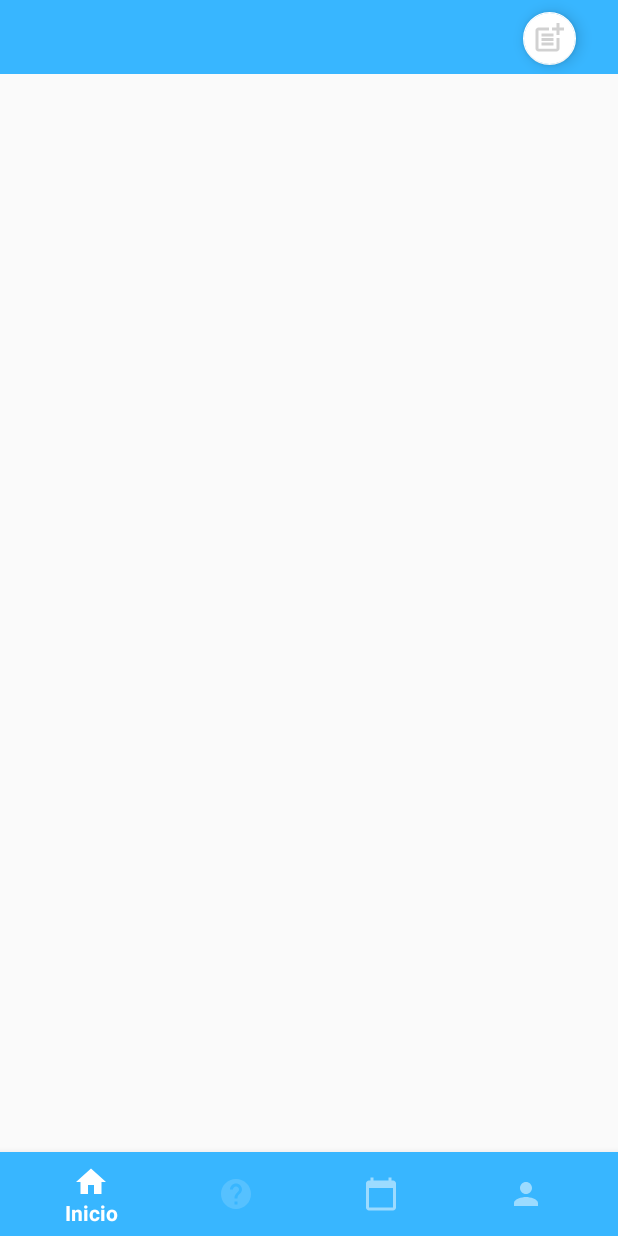
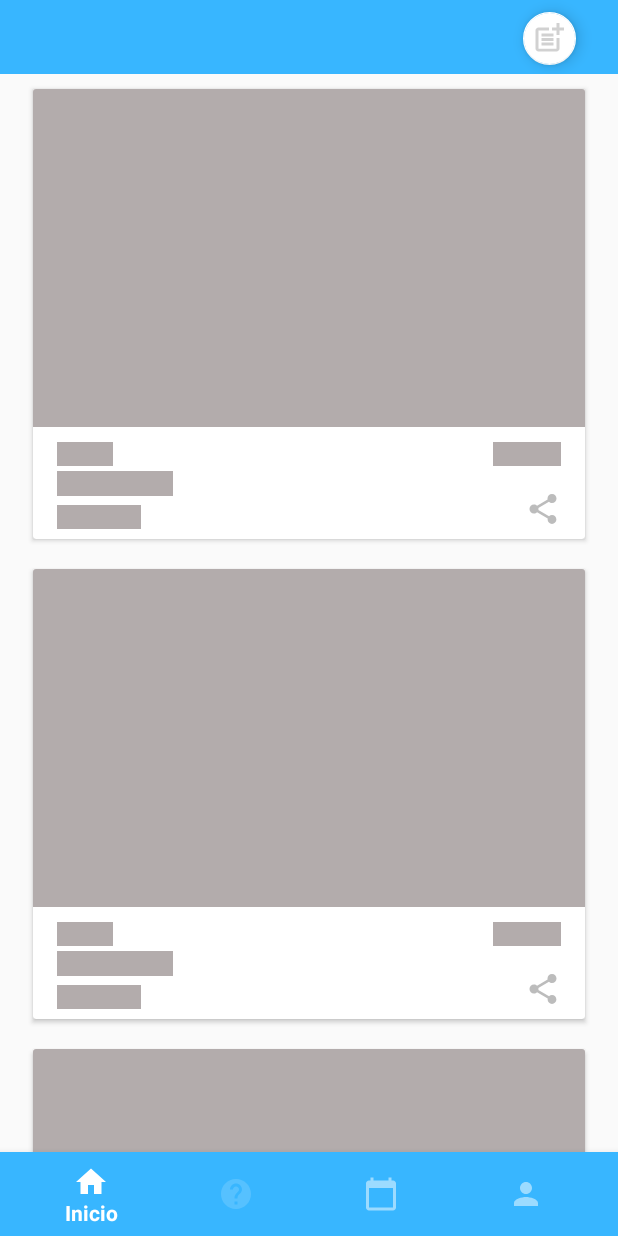
Before and after one commit to cobuci/orgwork, an Android app: the HomeFragmentADM screen opened directly, with no data from a screen before it, on a phone screen of 412 x 824 dp. Run offline under Robolectric (Android 15) with nearby library versions, the phone set to English and light mode, and no system bars; our stand-ins replace Firebase (no records; nobody signed in at launch, a user with empty details on screens opened directly), Picasso, Shimmer; pictures from the network do not load.

Commit message:
Shimmer Homepage

```diff
--- a/app/build.gradle
+++ b/app/build.gradle
@@ -49,6 +49,9 @@ dependencies {
     // Recommended: Add the Firebase SDK for Google Analytics.
     implementation 'com.google.firebase:firebase-analytics:17.2.3'
 
+    // Shimmer
+    implementation 'com.facebook.shimmer:shimmer:0.5.0'
+
     // Add the Firebase SDK for Crashlytics.
     implementation 'com.google.firebase:firebase-crashlytics:17.0.0-beta01'
     implementation 'androidx.cardview:cardview:1.0.0'
--- a/app/src/main/java/Activity/Fragment/HomeFragment.java
+++ b/app/src/main/java/Activity/Fragment/HomeFragment.java
@@ -11,6 +11,7 @@ import androidx.fragment.app.Fragment;
 import androidx.recyclerview.widget.LinearLayoutManager;
 import androidx.recyclerview.widget.RecyclerView;
 
+import com.facebook.shimmer.ShimmerFrameLayout;
 import com.google.firebase.auth.FirebaseAuth;
 import com.google.firebase.auth.FirebaseUser;
 import com.google.firebase.database.DataSnapshot;
@@ -34,6 +35,8 @@ public class HomeFragment extends Fragment {
     private FirebaseAuth auth;
     private FirebaseUser user;
 
+    private ShimmerFrameLayout shimmerFrameLayout;
+
     private RecyclerView mRecyclerView;
     private BlogAdapter adapter;
     private List<Blog> blogs;
@@ -48,6 +51,8 @@ public class HomeFragment extends Fragment {
         View view = inflater.inflate(R.layout.fragment_home, container, false);
 
 
+        shimmerFrameLayout = view.findViewById(R.id.layout_shimmer_homeAdm);
+        shimmerFrameLayout.startShimmer();
 
 
 
@@ -83,6 +88,9 @@ public class HomeFragment extends Fragment {
 
                     blogs.add(todosPosts);
 
+                    mRecyclerView.setVisibility(View.VISIBLE);
+                    shimmerFrameLayout.stopShimmer();
+                    shimmerFrameLayout.setVisibility(View.GONE);
 
                 }
 
--- a/app/src/main/java/Activity/Fragment/HomeFragmentADM.java
+++ b/app/src/main/java/Activity/Fragment/HomeFragmentADM.java
@@ -25,6 +25,7 @@ import androidx.fragment.app.Fragment;
 import androidx.recyclerview.widget.LinearLayoutManager;
 import androidx.recyclerview.widget.RecyclerView;
 
+import com.facebook.shimmer.ShimmerFrameLayout;
 import com.google.android.gms.tasks.OnFailureListener;
 import com.google.android.gms.tasks.OnSuccessListener;
 import com.google.android.material.floatingactionbutton.FloatingActionButton;
@@ -54,7 +55,7 @@ import static android.app.Activity.RESULT_OK;
 public class HomeFragmentADM extends Fragment {
 
 
-
+    private ShimmerFrameLayout shimmerFrameLayout;
     private FirebaseAuth auth;
     private FirebaseUser user;
     private FloatingActionButton btnNovoPost;
@@ -82,6 +83,9 @@ public class HomeFragmentADM extends Fragment {
         View view = inflater.inflate(R.layout.fragment_home_adm, container, false);
 
 
+        shimmerFrameLayout = view.findViewById(R.id.layout_shimmer_homeAdm);
+        shimmerFrameLayout.startShimmer();
+
         // ini popup
         iniPopup();
         setupPopupImageClick();
@@ -104,10 +108,15 @@ public class HomeFragmentADM extends Fragment {
 
         mRecyclerView = view.findViewById(R.id.recyclerViewBlog);
 
+
+        mRecyclerView.setHasFixedSize(true);
+
         carregarPosts();
 
         return view;
     }
+
+
 
 
     private void setupPopupImageClick() {
@@ -300,6 +309,7 @@ public class HomeFragmentADM extends Fragment {
             mRecyclerView.setLayoutManager(mLayoutManager);
             blogs = new ArrayList<>();
 
+
             referenciaFirebase = FirebaseDatabase.getInstance().getReference();
 
             // Inverter Lista
@@ -317,8 +327,12 @@ public class HomeFragmentADM extends Fragment {
 
                         blogs.add(todosPosts);
 
+                        mRecyclerView.setVisibility(View.VISIBLE);
+                        shimmerFrameLayout.stopShimmer();
+                        shimmerFrameLayout.setVisibility(View.GONE);
 
                     }
+
 
                     adapter.notifyDataSetChanged();
                 }
--- a/app/src/main/java/Activity/SplashActivity.java
+++ b/app/src/main/java/Activity/SplashActivity.java
@@ -42,7 +42,7 @@ public class SplashActivity extends AppCompatActivity {
         referenciaFirebase = FirebaseDatabase.getInstance().getReference();
         auth = FirebaseAuth.getInstance();
         // Tempo do splash
-        int SPLASH_TIME_OUT = 1000;
+        int SPLASH_TIME_OUT = 400;
 
         tipoUsuario = findViewById(R.id.txtTipoUsuario);
         new Handler().postDelayed(new Runnable() {
--- a/app/src/main/java/Adapter/BlogAdapter.java
+++ b/app/src/main/java/Adapter/BlogAdapter.java
@@ -203,9 +203,9 @@ public class BlogAdapter extends RecyclerView.Adapter<BlogAdapter.ViewHolder> {
             super(itemView);
 
             txtNome = itemView.findViewById(R.id.txt_Nome_Post);
-            txtDescricao = itemView.findViewById(R.id.txt_Descricao_Post);
-            txtAutor = itemView.findViewById(R.id.txAutor);
-            txtData = itemView.findViewById(R.id.txData);
+            txtDescricao = itemView.findViewById(R.id.placeholderDescricao);
+            txtAutor = itemView.findViewById(R.id.placeholderAutor);
+            txtData = itemView.findViewById(R.id.dataholder);
 
             btnSharePost = itemView.findViewById(R.id.btn_sharePost);
 
--- a/app/src/main/res/layout/fragment_home.xml
+++ b/app/src/main/res/layout/fragment_home.xml
@@ -32,11 +32,35 @@
         android:layout_height="match_parent"
         android:orientation="vertical">
 
+        <com.facebook.shimmer.ShimmerFrameLayout
+            android:id="@+id/layout_shimmer_homeAdm"
+            android:layout_width="match_parent"
+            android:layout_height="match_parent"
+            >
+            <LinearLayout
+                android:layout_width="match_parent"
+                android:orientation="vertical"
+                android:layout_height="match_parent"
+                android:layout_gravity="center">
+
+                <include
+                    layout="@layout/placeholder_blog"/>
+                <include
+                    layout="@layout/placeholder_blog"/>
+                <include
+                    layout="@layout/placeholder_blog"/>
+
+            </LinearLayout>
+
+
+        </com.facebook.shimmer.ShimmerFrameLayout>
+
         <androidx.recyclerview.widget.RecyclerView
             android:id="@+id/recyclerViewBlog"
             android:layout_width="match_parent"
             android:layout_height="match_parent"
-            android:padding="5dp"/>
+            android:padding="5dp"
+            android:visibility="gone" />
 
 
 
--- a/app/src/main/res/layout/fragment_home_adm.xml
+++ b/app/src/main/res/layout/fragment_home_adm.xml
@@ -41,13 +41,37 @@
         app:layout_constraintStart_toStartOf="parent"
         app:layout_constraintTop_toBottomOf="@+id/constraintLayout3">
 
+        <com.facebook.shimmer.ShimmerFrameLayout
+            android:id="@+id/layout_shimmer_homeAdm"
+            android:layout_width="match_parent"
+            android:layout_height="match_parent"
+            >
+            <LinearLayout
+                android:layout_width="match_parent"
+                android:orientation="vertical"
+                android:layout_height="match_parent"
+                android:layout_gravity="center">
+
+                <include
+                    layout="@layout/placeholder_blog"/>
+                <include
+                    layout="@layout/placeholder_blog"/>
+                <include
+                    layout="@layout/placeholder_blog"/>
+
+            </LinearLayout>
+
+
+        </com.facebook.shimmer.ShimmerFrameLayout>
+
         <androidx.recyclerview.widget.RecyclerView
             android:id="@+id/recyclerViewBlog"
             android:layout_width="match_parent"
             android:layout_height="match_parent"
             android:clickable="true"
             android:focusable="true"
-            android:padding="5dp">
+            android:padding="5dp"
+            android:visibility="gone">
 
         </androidx.recyclerview.widget.RecyclerView>
 
--- a/app/src/main/res/layout/list_blog.xml
+++ b/app/src/main/res/layout/list_blog.xml
@@ -37,12 +37,12 @@
                 android:id="@+id/btn_sharePost"
                 android:layout_width="wrap_content"
                 android:layout_height="wrap_content"
-                app:layout_constraintBottom_toBottomOf="@+id/txAutor"
-                app:layout_constraintEnd_toEndOf="@+id/txData"
+                app:layout_constraintBottom_toBottomOf="@+id/placeholderAutor"
+                app:layout_constraintEnd_toEndOf="@+id/dataholder"
                 app:srcCompat="@drawable/ic_share" />
 
             <TextView
-                android:id="@+id/txt_Descricao_Post"
+                android:id="@+id/placeholderDescricao"
                 android:layout_width="wrap_content"
                 android:layout_height="wrap_content"
                 android:layout_marginStart="16dp"
@@ -65,17 +65,17 @@
                 app:layout_constraintTop_toBottomOf="@+id/imagePost" />
 
             <TextView
-                android:id="@+id/txAutor"
+                android:id="@+id/placeholderAutor"
                 android:layout_width="wrap_content"
                 android:layout_height="wrap_content"
                 android:layout_marginBottom="8dp"
                 android:text="Username"
                 android:textSize="10sp"
                 app:layout_constraintBottom_toBottomOf="parent"
-                app:layout_constraintStart_toStartOf="@+id/txt_Descricao_Post" />
+                app:layout_constraintStart_toStartOf="@+id/placeholderDescricao" />
 
             <TextView
-                android:id="@+id/txData"
+                android:id="@+id/dataholder"
                 android:layout_width="wrap_content"
                 android:layout_height="wrap_content"
                 android:layout_marginEnd="16dp"
--- /dev/null
+++ b/app/src/main/res/layout/placeholder_blog.xml
@@ -0,0 +1,121 @@
+<?xml version="1.0" encoding="utf-8"?>
+<androidx.cardview.widget.CardView xmlns:android="http://schemas.android.com/apk/res/android"
+    xmlns:app="http://schemas.android.com/apk/res-auto"
+    android:layout_width="368dp"
+    android:layout_height="300dp"
+    android:layout_gravity="center_horizontal"
+    android:layout_marginTop="10dp"
+    android:layout_marginBottom="10dp">
+
+
+    <androidx.constraintlayout.widget.ConstraintLayout
+        android:layout_width="match_parent"
+        android:layout_height="match_parent">
+
+        <ImageView
+            android:id="@+id/imageView5"
+            android:layout_width="0dp"
+            android:layout_height="16dp"
+            android:background="#B3ACAC"
+            app:layout_constraintBottom_toBottomOf="@+id/dataholder"
+            app:layout_constraintEnd_toEndOf="@+id/dataholder"
+            app:layout_constraintStart_toStartOf="@+id/dataholder"
+            app:layout_constraintTop_toTopOf="@+id/dataholder" />
+
+        <ImageView
+            android:id="@+id/imageView4"
+            android:layout_width="0dp"
+            android:layout_height="16dp"
+            android:background="#B3ACAC"
+            app:layout_constraintBottom_toBottomOf="@+id/placeholderAutor"
+            app:layout_constraintEnd_toEndOf="@+id/placeholderAutor"
+            app:layout_constraintStart_toStartOf="@+id/placeholderAutor"
+            app:layout_constraintTop_toTopOf="@+id/placeholderAutor" />
+
+        <ImageView
+            android:id="@+id/imageView3"
+            android:layout_width="0dp"
+            android:layout_height="0dp"
+            android:background="#B3ACAC"
+            app:layout_constraintBottom_toBottomOf="@+id/placeholderDescricao"
+            app:layout_constraintEnd_toEndOf="@+id/placeholderDescricao"
+            app:layout_constraintStart_toStartOf="@+id/placeholderDescricao"
+            app:layout_constraintTop_toTopOf="@+id/placeholderDescricao" />
+
+        <ImageView
+            android:id="@+id/btn_sharePost"
+            android:layout_width="wrap_content"
+            android:layout_height="wrap_content"
+            app:layout_constraintBottom_toBottomOf="@+id/placeholderAutor"
+            app:layout_constraintEnd_toEndOf="@+id/dataholder"
+            app:srcCompat="@drawable/ic_share" />
+
+        <TextView
+            android:id="@+id/placeholderDescricao"
+            android:layout_width="wrap_content"
+            android:layout_height="wrap_content"
+            android:layout_marginStart="16dp"
+            android:layout_marginTop="2dp"
+            android:text="                             "
+            android:textSize="12sp"
+            app:layout_constraintStart_toStartOf="parent"
+            app:layout_constraintTop_toBottomOf="@+id/txt_Nome_Post" />
+
+        <TextView
+            android:id="@+id/txt_Nome_Post"
+            android:layout_width="wrap_content"
+            android:layout_height="wrap_content"
+            android:layout_marginStart="16dp"
+            android:layout_marginTop="8dp"
+            android:text="Titulo"
+            android:textSize="14sp"
+            android:textStyle="bold"
+            app:layout_constraintStart_toStartOf="parent"
+            app:layout_constraintTop_toBottomOf="@+id/imagePost" />
+
+        <TextView
+            android:id="@+id/placeholderAutor"
+            android:layout_width="wrap_content"
+            android:layout_height="wrap_content"
+            android:layout_marginBottom="8dp"
+            android:text="                     "
+            android:textSize="10sp"
+            app:layout_constraintBottom_toBottomOf="parent"
+            app:layout_constraintStart_toStartOf="@+id/placeholderDescricao" />
+
+        <TextView
+            android:id="@+id/dataholder"
+            android:layout_width="wrap_content"
+            android:layout_height="wrap_content"
+            android:layout_marginEnd="16dp"
+            android:text="                 "
+            android:textSize="12sp"
+            android:textStyle="italic"
+            app:layout_constraintBottom_toBottomOf="@+id/txt_Nome_Post"
+            app:layout_constraintEnd_toEndOf="parent"
+            app:layout_constraintTop_toTopOf="@+id/txt_Nome_Post" />
+
+        <ImageView
+            android:id="@+id/imagePost"
+            android:layout_width="0dp"
+            android:layout_height="225dp"
+            android:background="#B3ACAC"
+            android:scaleType="centerCrop"
+            app:layout_constraintEnd_toEndOf="parent"
+            app:layout_constraintHorizontal_bias="0.0"
+            app:layout_constraintStart_toStartOf="parent"
+            app:layout_constraintTop_toTopOf="parent" />
+
+        <ImageView
+            android:id="@+id/placeholderTitulo"
+            android:layout_width="0dp"
+            android:layout_height="16dp"
+            android:background="#B3ACAC"
+            app:layout_constraintBottom_toBottomOf="@+id/txt_Nome_Post"
+            app:layout_constraintEnd_toEndOf="@+id/txt_Nome_Post"
+            app:layout_constraintStart_toStartOf="@+id/txt_Nome_Post"
+            app:layout_constraintTop_toTopOf="@+id/txt_Nome_Post" />
+
+    </androidx.constraintlayout.widget.ConstraintLayout>
+
+</androidx.cardview.widget.CardView>
```
